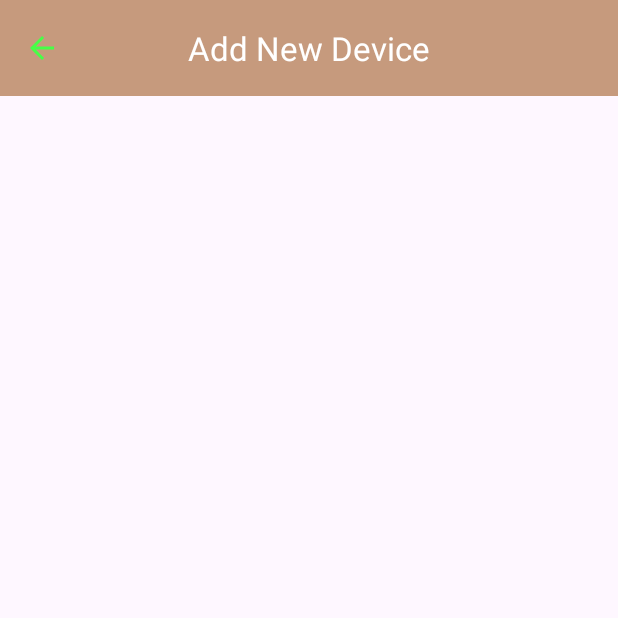
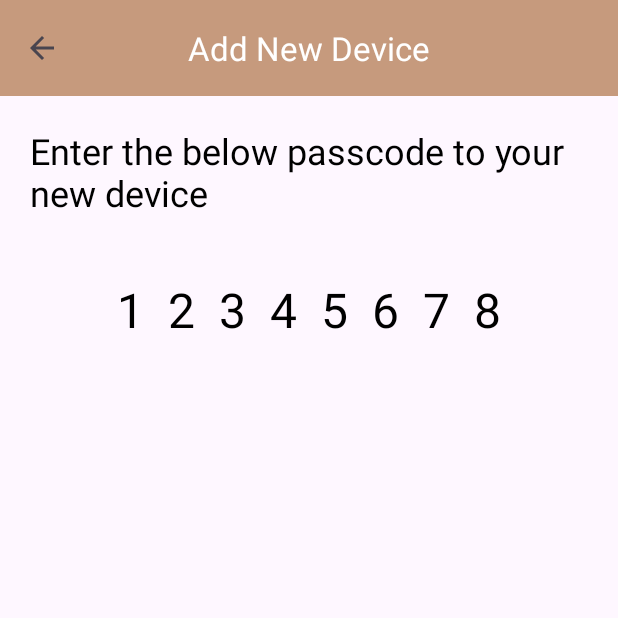
Before and after one commit to antandbuffalo/QuickNote, an Android app: the AddNewDevice screen opened directly, with no data from a screen before it, on a phone screen of 412 x 824 dp, the top half of it. Run offline under Robolectric (Android 15) with nearby library versions, the phone set to English and light mode, and no system bars.

Commit message:
add current device completed

```diff
--- a/app/src/main/java/com/antandbuffalo/quicknote/AddNewDevice.java
+++ b/app/src/main/java/com/antandbuffalo/quicknote/AddNewDevice.java
@@ -3,15 +3,27 @@ package com.antandbuffalo.quicknote;
 import androidx.appcompat.app.AppCompatActivity;
 import androidx.appcompat.widget.Toolbar;
 
+import android.content.ContentResolver;
 import android.content.Context;
 import android.os.Bundle;
 import android.widget.CompoundButton;
+import android.widget.EditText;
 import android.widget.Switch;
+import android.widget.TextView;
 
+import com.antandbuffalo.quicknote.service.DataHolder;
+import com.antandbuffalo.quicknote.service.QuickNoteModel;
+import com.antandbuffalo.quicknote.service.QuickNoteResponse;
 import com.antandbuffalo.quicknote.utilities.Constants;
+import com.antandbuffalo.quicknote.utilities.Util;
+
+import retrofit2.Call;
+import retrofit2.Callback;
+import retrofit2.Response;
 
 public class AddNewDevice extends AppCompatActivity {
     Context currentContext;
+    TextView passcodeText;
     @Override
     protected void onCreate(Bundle savedInstanceState) {
         super.onCreate(savedInstanceState);
@@ -21,6 +33,33 @@ public class AddNewDevice extends AppCompatActivity {
         setSupportActionBar(toolbar);
         getSupportActionBar().setDisplayHomeAsUpEnabled(true);
         getSupportActionBar().setDisplayShowHomeEnabled(true);
+
+        passcodeText = findViewById(R.id.passcode);
+        generatePasscode(getContentResolver(), this);
+    }
+
+    public void generatePasscode(ContentResolver contentResolver, Context context) {
+        QuickNoteModel quickNoteModel = new QuickNoteModel();
+        quickNoteModel.id = Util.getUniqueId(contentResolver, context);
+        quickNoteModel.text = Storage.getString(context, Constants.STORAGE_KEY_TEXT, "");
+        Call<QuickNoteResponse> call = DataHolder.getDataHolder().apiService.generatePasscode(quickNoteModel);
+        call.enqueue(new Callback<QuickNoteResponse>() {
+            @Override
+            public void onResponse(Call<QuickNoteResponse> call, Response<QuickNoteResponse> response) {
+                if (response.isSuccessful()) {
+                    passcodeText.setText(response.body().getPasscode());
+                    System.out.println("success api call");
+                } else {
+                    // Handle the error.
+                }
+            }
+
+            @Override
+            public void onFailure(Call<QuickNoteResponse> call, Throwable t) {
+                // Handle the failure.
+                System.out.println("failure api call" + t);
+            }
+        });
     }
 
     @Override
--- a/app/src/main/java/com/antandbuffalo/quicknote/service/ApiService.java
+++ b/app/src/main/java/com/antandbuffalo/quicknote/service/ApiService.java
@@ -12,4 +12,10 @@ public interface ApiService {
 //    https://sample-node-api-antandbuffalo.vercel.app/
     @POST("/quicknote")
     Call<QuickNoteResponse> sendNote(@Body QuickNoteModel quickNoteModel);
+
+    @POST("/quicknote/sync")
+    Call<QuickNoteResponse> generatePasscode(@Body QuickNoteModel quickNoteModel);
+
+    @POST("/quicknote/sync/validate")
+    Call<QuickNoteResponse> validatePasscode(@Body QuickNoteModel quickNoteModel);
 }
--- a/app/src/main/res/layout/activity_add_new_device.xml
+++ b/app/src/main/res/layout/activity_add_new_device.xml
@@ -24,4 +24,34 @@
         app:titleTextColor="?attr/colorOnPrimary" />
     </com.google.android.material.appbar.AppBarLayout>
 
+    <TextView
+        android:id="@+id/passcode"
+        android:layout_width="0dp"
+        android:layout_height="wrap_content"
+        android:layout_marginStart="20dp"
+        android:layout_marginTop="40dp"
+        android:layout_marginEnd="20dp"
+        android:letterSpacing="0.5"
+        android:text="12345678"
+        android:textAlignment="center"
+        android:textColor="@color/colorOnPrimary"
+        android:textSize="32sp"
+        app:layout_constraintEnd_toEndOf="parent"
+        app:layout_constraintStart_toStartOf="parent"
+        app:layout_constraintTop_toBottomOf="@+id/textView5" />
+
+    <TextView
+        android:id="@+id/textView5"
+        android:layout_width="0dp"
+        android:layout_height="wrap_content"
+        android:layout_marginStart="20dp"
+        android:layout_marginTop="20dp"
+        android:layout_marginEnd="20dp"
+        android:text="Enter the below passcode to your new device"
+        android:textColor="@color/colorOnPrimary"
+        android:textSize="24sp"
+        app:layout_constraintEnd_toEndOf="parent"
+        app:layout_constraintStart_toStartOf="parent"
+        app:layout_constraintTop_toBottomOf="@+id/appBarLayout" />
+
 </androidx.constraintlayout.widget.ConstraintLayout>
--- a/app/src/main/res/values/themes.xml
+++ b/app/src/main/res/values/themes.xml
@@ -11,7 +11,8 @@
         <item name="colorSecondaryVariant">@color/colorSecondaryVariant</item>
         <item name="colorOnSecondary">@color/black</item>
 
-        <item name="android:textColorSecondary">@color/green_bright</item>
+<!--        this makes the underline in textbox green-->
+<!--        <item name="android:textColorSecondary">@color/green_bright</item>-->
         <!-- Status bar color. -->
         <item name="android:statusBarColor">?attr/colorPrimaryVariant</item>
     </style>
```
Also changed, not shown: app/src/main/java/com/antandbuffalo/quicknote/AddCurrentDevice.java (+55 -1 lines), app/src/main/res/layout/activity_add_current_device.xml (+29 -0 lines).
